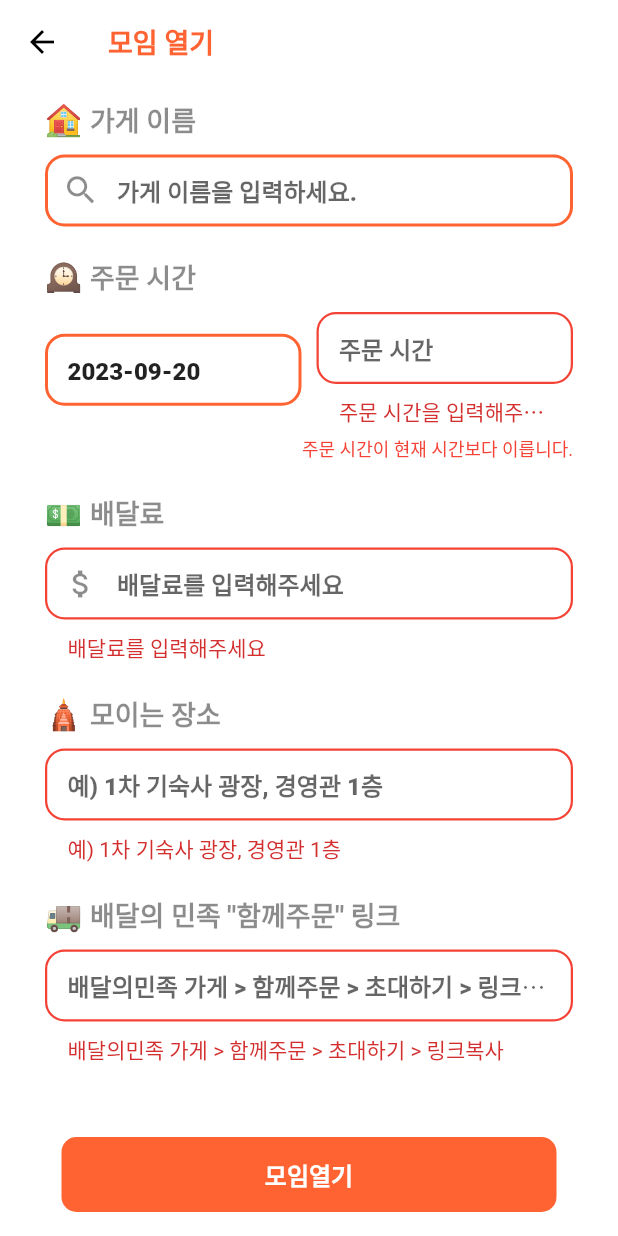
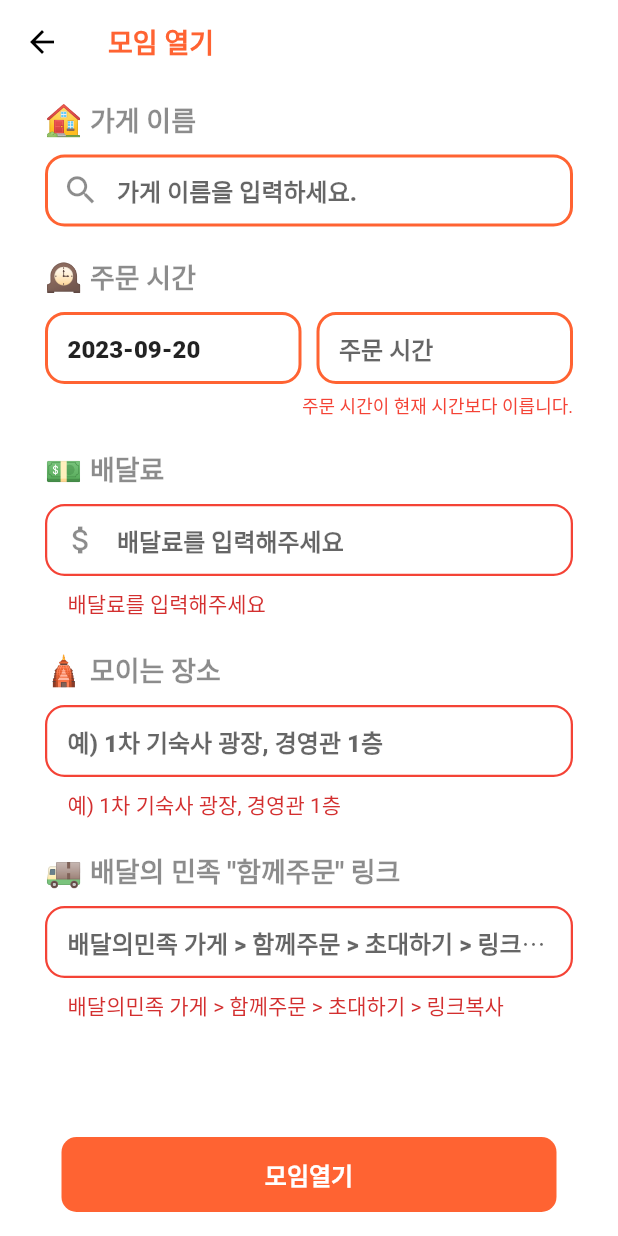
Before and after one commit to junwha/hexa-delivery, a Flutter app: the CreateGroupPage screen opened directly, after a tap on "모임열기", on a phone screen of 412 x 824 dp. Run offline on Flutter 3.47's test engine with Material 2 defaults, Android fonts, the phone set to English and light mode, and no system bars; our stand-ins replace firebase_core, firebase_database, flutter_secure_storage, flutter_svg, flutter_typeahead; accounts and stored records are empty; Roboto replaces fonts that are missing (Spoqa, Tossface).

```diff
--- a/hexa_delivery/lib/pages/create_group_page.dart
+++ b/hexa_delivery/lib/pages/create_group_page.dart
@@ -338,6 +338,25 @@ class _CreateGroupPageState extends State<CreateGroupPage> {
 
   Widget orderTimeValidationString() {
     Duration timeLeft = orderResource.expTime.difference(DateTime.now());
+
+    if (timeLeft.isNegative) {
+      isOrderTimeValid = false;
+      return const SizedBox(
+        width: double.infinity,
+        child: Padding(
+          padding: EdgeInsets.only(top: 5),
+          child: Text(
+            '주문 시간이 현재 시간보다 이릅니다.',
+            textAlign: TextAlign.end,
+            style: TextStyle(
+              fontSize: 12,
+              color: Colors.red,
+            ),
+          ),
+        ),
+      );
+    }
+
     if (timeLeft.isNegative) {
       isOrderTimeValid = false;
       return const SizedBox(
@@ -392,12 +411,6 @@ class _CreateGroupPageState extends State<CreateGroupPage> {
         fontSize: 16,
       ),
       autovalidateMode: AutovalidateMode.onUserInteraction,
-      validator: (val) {
-        if (val == null || val.isEmpty) {
-          return '주문 시간을 입력해주세요.';
-        }
-        return null;
-      },
       onSaved: (val) {},
       controller: orderTimeSelectTextFieldController,
       onTap: () async {
```
